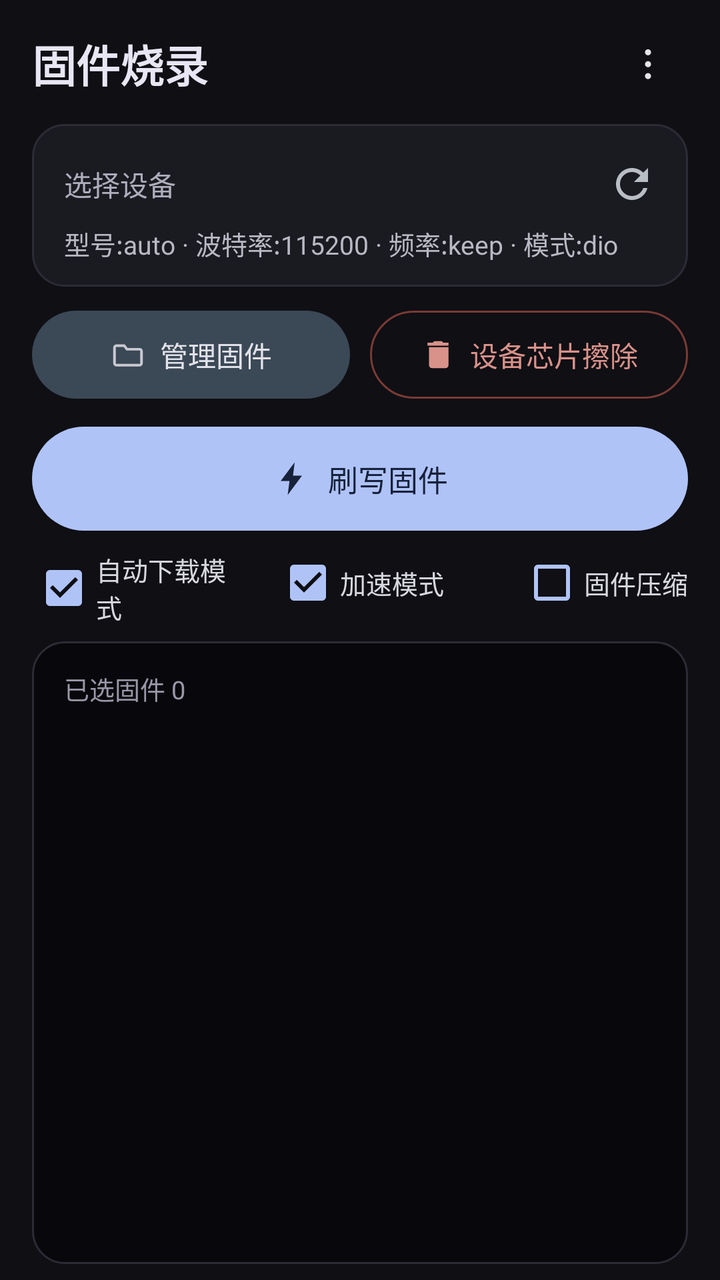
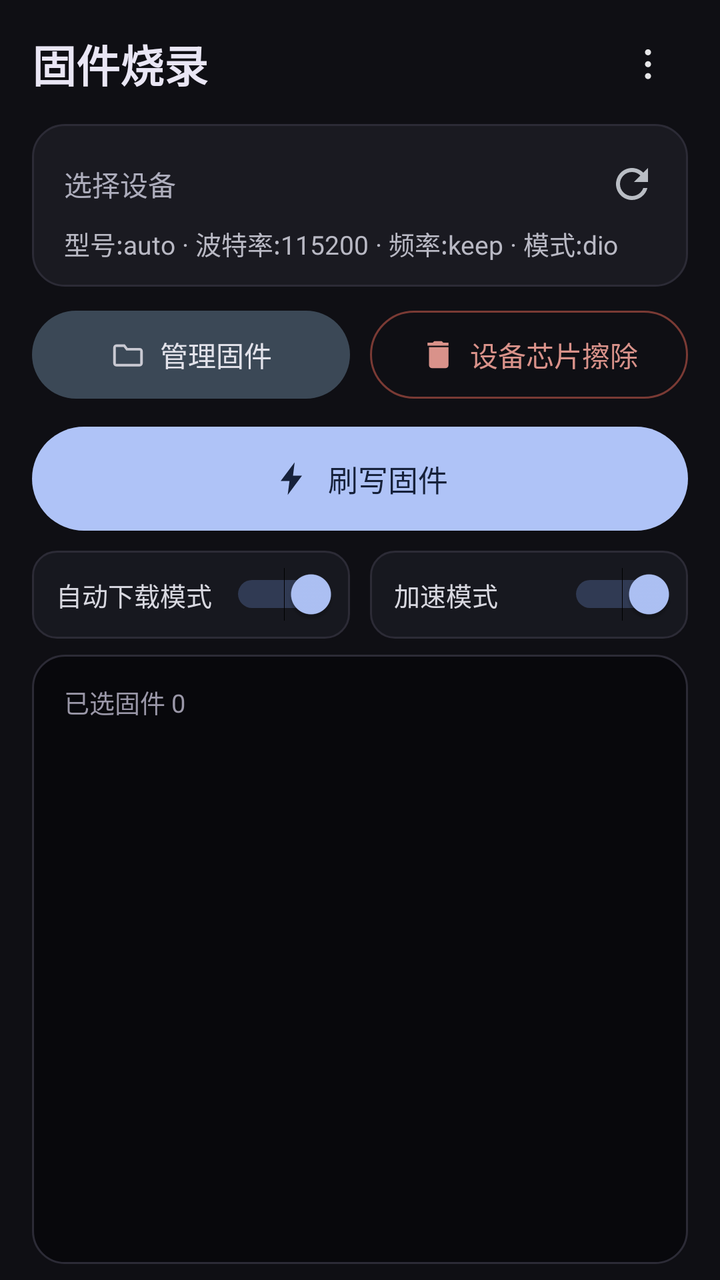

Before-and-after screenshots of an Android layout around one commit, followed by the original layout XML and the change that was made.
<!-- AndroidManifest.xml: application theme Theme.EspFlasher -->
<!-- res/layout/fragment_flash.xml -->
<?xml version="1.0" encoding="utf-8"?>
<LinearLayout xmlns:android="http://schemas.android.com/apk/res/android"
    android:layout_width="match_parent"
    android:layout_height="match_parent"
    android:background="#0F0F14"
    android:orientation="vertical"
    android:paddingStart="16dp"
    android:paddingTop="12dp"
    android:paddingEnd="16dp"
    android:paddingBottom="8dp">

    
    <LinearLayout
        android:layout_width="match_parent"
        android:layout_height="wrap_content"
        android:gravity="center_vertical"
        android:orientation="horizontal"
        android:paddingBottom="10dp">

        <TextView
            android:layout_width="0dp"
            android:layout_height="wrap_content"
            android:layout_weight="1"
            android:text="固件烧录"
            android:textColor="#E9E6F4"
            android:textSize="22sp"
            android:textStyle="bold" />

        <ImageButton
            android:id="@+id/moreButton"
            android:layout_width="40dp"
            android:layout_height="40dp"
            android:background="?attr/selectableItemBackgroundBorderless"
            android:contentDescription="更多"
            android:scaleType="centerInside"
            android:src="@drawable/ic_more" />
    </LinearLayout>

    
    <LinearLayout
        android:id="@+id/deviceCard"
        android:layout_width="match_parent"
        android:layout_height="wrap_content"
        android:background="@drawable/bg_card"
        android:clickable="true"
        android:focusable="true"
        android:orientation="vertical"
        android:paddingStart="16dp"
        android:paddingTop="12dp"
        android:paddingEnd="10dp"
        android:paddingBottom="12dp">

        <LinearLayout
            android:layout_width="match_parent"
            android:layout_height="wrap_content"
            android:gravity="center_vertical"
            android:orientation="horizontal">

            <TextView
                android:id="@+id/deviceLabel"
                android:layout_width="0dp"
                android:layout_height="wrap_content"
                android:layout_weight="1"
                android:ellipsize="middle"
                android:singleLine="true"
                android:text="选择设备"
                android:textColor="#ADADBC"
                android:textSize="14sp" />

            <ImageButton
                android:id="@+id/refreshDevices"
                android:layout_width="36dp"
                android:layout_height="36dp"
                android:background="?attr/selectableItemBackgroundBorderless"
                android:contentDescription="刷新设备"
                android:scaleType="centerInside"
                android:src="@drawable/ic_refresh" />
        </LinearLayout>

        <LinearLayout
            android:layout_width="match_parent"
            android:layout_height="wrap_content"
            android:layout_marginTop="2dp"
            android:gravity="center_vertical"
            android:orientation="horizontal">

            <TextView
                android:id="@+id/paramLine"
                android:layout_width="match_parent"
                android:layout_height="wrap_content"
                android:text="型号:auto · 波特率:115200 · 频率:keep · 模式:dio"
                android:textColor="#B9B9C4"
                android:textSize="13sp" />
        </LinearLayout>
    </LinearLayout>

    
    <LinearLayout
        android:id="@+id/actionRow"
        android:layout_width="match_parent"
        android:layout_height="wrap_content"
        android:layout_marginTop="12dp"
        android:orientation="horizontal">

        <LinearLayout
            android:id="@+id/btnManage"
            android:layout_width="0dp"
            android:layout_height="44dp"
            android:layout_weight="1"
            android:background="@drawable/bg_ghost_slate"
            android:clickable="true"
            android:focusable="true"
            android:gravity="center"
            android:orientation="horizontal">

            <ImageView
                android:layout_width="18dp"
                android:layout_height="18dp"
                android:contentDescription="管理"
                android:src="@drawable/ic_folder" />

            <TextView
                android:layout_width="wrap_content"
                android:layout_height="wrap_content"
                android:layout_marginStart="7dp"
                android:text="管理固件"
                android:textColor="#E2E2EA"
                android:textSize="14sp" />
        </LinearLayout>

        <LinearLayout
            android:id="@+id/btnErase"
            android:layout_width="0dp"
            android:layout_height="44dp"
            android:layout_marginStart="10dp"
            android:layout_weight="1"
            android:background="@drawable/bg_ghost_red"
            android:clickable="true"
            android:focusable="true"
            android:gravity="center"
            android:orientation="horizontal">

            <ImageView
                android:layout_width="18dp"
                android:layout_height="18dp"
                android:contentDescription="擦除"
                android:src="@drawable/ic_clear"
                android:tint="#D9928A" />

            <TextView
                android:layout_width="wrap_content"
                android:layout_height="wrap_content"
                android:layout_marginStart="7dp"
                android:text="设备芯片擦除"
                android:textColor="#D9928A"
                android:textSize="14sp" />
        </LinearLayout>
    </LinearLayout>

    
    <LinearLayout
        android:id="@+id/startButton"
        android:layout_width="match_parent"
        android:layout_height="52dp"
        android:layout_marginTop="14dp"
        android:background="@drawable/bg_primary_light_pill"
        android:gravity="center"
        android:orientation="horizontal">

        <ImageView
            android:layout_width="20dp"
            android:layout_height="20dp"
            android:contentDescription="烧录"
            android:src="@drawable/ic_bolt"
            android:tint="#16213A" />

        <TextView
            android:layout_width="wrap_content"
            android:layout_height="wrap_content"
            android:layout_marginStart="8dp"
            android:text="刷写固件"
            android:textColor="#16213A"
            android:textSize="15sp" />
    </LinearLayout>

    
    <LinearLayout
        android:layout_width="match_parent"
        android:layout_height="wrap_content"
        android:layout_marginTop="10dp"
        android:gravity="center_horizontal"
        android:orientation="horizontal">

        <LinearLayout
        android:id="@+id/switchRow"
            android:layout_width="0dp"
            android:layout_height="wrap_content"
            android:layout_weight="1"
            android:gravity="start|center_vertical"
            android:orientation="horizontal">

            <CheckBox
                android:id="@+id/cbAutoReset"
                android:layout_width="wrap_content"
                android:layout_height="wrap_content"
                android:buttonTint="#AFC3F7"
                android:checked="true"
                android:paddingStart="0dp"
                android:paddingEnd="0dp"
                android:minWidth="0dp"
                android:minHeight="0dp"
                android:text="自动下载模式"
                android:textColor="#D8D8E0"
                android:textSize="13sp" />
        </LinearLayout>

        <LinearLayout
            android:layout_width="0dp"
            android:layout_height="wrap_content"
            android:layout_weight="1"
            android:gravity="center"
            android:orientation="horizontal">

            <CheckBox
                android:id="@+id/cbHighSpeed"
                android:layout_width="wrap_content"
                android:layout_height="wrap_content"
                android:buttonTint="#AFC3F7"
                android:checked="true"
                android:paddingStart="0dp"
                android:paddingEnd="0dp"
                android:minWidth="0dp"
                android:minHeight="0dp"
                android:text="加速模式"
                android:textColor="#D8D8E0"
                android:textSize="13sp" />
        </LinearLayout>

        <LinearLayout
            android:layout_width="0dp"
            android:layout_height="wrap_content"
            android:layout_weight="1"
            android:gravity="end|center_vertical"
            android:orientation="horizontal">

            <CheckBox
                android:id="@+id/cbCompress"
                android:layout_width="wrap_content"
                android:layout_height="wrap_content"
                android:buttonTint="#AFC3F7"
                android:paddingStart="0dp"
                android:paddingEnd="0dp"
                android:minWidth="0dp"
                android:minHeight="0dp"
                android:text="固件压缩"
                android:textColor="#D8D8E0"
                android:textSize="13sp" />
        </LinearLayout>
    </LinearLayout>

    <LinearLayout
        android:id="@+id/progressWrap"
        android:layout_width="match_parent"
        android:layout_height="wrap_content"
        android:layout_marginTop="10dp"
        android:orientation="vertical"
        android:visibility="gone">

        <LinearLayout
            android:layout_width="match_parent"
            android:layout_height="wrap_content"
            android:orientation="horizontal">

            <TextView
                android:id="@+id/progressLabel"
                android:layout_width="0dp"
                android:layout_height="wrap_content"
                android:layout_weight="1"
                android:text="烧录固件…"
                android:textColor="#E4E4EC"
                android:textSize="13sp" />

            <TextView
                android:id="@+id/progressPct"
                android:layout_width="wrap_content"
                android:layout_height="wrap_content"
                android:visibility="gone"
                android:text="0%"
                android:textColor="#E4E4EC"
                android:textSize="13sp" />
        </LinearLayout>

        <FrameLayout
            android:layout_width="match_parent"
            android:layout_height="8dp"
            android:layout_marginTop="8dp">

            <View
                android:layout_width="match_parent"
                android:layout_height="8dp"
                android:background="@drawable/progress_track" />

            <com.espflash.burn.MarqueeBar
                android:id="@+id/progressIndet"
                android:layout_width="match_parent"
                android:layout_height="8dp" />

            <ProgressBar
                android:id="@+id/progressBar"
                style="?android:attr/progressBarStyleHorizontal"
                android:layout_width="match_parent"
                android:layout_height="8dp"
                android:max="100"
                android:progressDrawable="@drawable/progress_thin"
                android:visibility="gone" />
        </FrameLayout>
    </LinearLayout>

    
    <LinearLayout
        android:layout_width="match_parent"
        android:layout_height="0dp"
        android:layout_marginTop="8dp"
        android:layout_weight="1"
        android:background="@drawable/bg_log"
        android:orientation="vertical">

        <ScrollView
            android:id="@+id/logScroll"
            android:layout_width="match_parent"
            android:layout_height="match_parent"
            android:scrollbars="vertical">

            <LinearLayout
                android:layout_width="match_parent"
                android:layout_height="wrap_content"
                android:orientation="vertical">

                <TextView
                    android:id="@+id/fileSummary"
                    android:layout_width="match_parent"
                    android:layout_height="wrap_content"
                    android:paddingStart="16dp"
                    android:paddingTop="14dp"
                    android:paddingEnd="16dp"
                    android:text="已选固件 0"
                    android:textColor="#9A97A8"
                    android:textSize="12.5sp" />

                
                <LinearLayout
                    android:id="@+id/fileList"
                    android:layout_width="match_parent"
                    android:layout_height="wrap_content"
                    android:orientation="vertical"
                    android:paddingStart="16dp"
                    android:paddingTop="6dp"
                    android:paddingEnd="16dp" />

                
                <LinearLayout
                    android:id="@+id/infoPanel"
                    android:layout_width="match_parent"
                    android:layout_height="wrap_content"
                    android:orientation="vertical"
                    android:paddingStart="16dp"
                    android:paddingTop="10dp"
                    android:paddingEnd="16dp" />

                <TextView
                    android:id="@+id/logText"
                    android:layout_width="match_parent"
                    android:layout_height="wrap_content"
                    android:lineSpacingExtra="3dp"
                    android:paddingStart="16dp"
                    android:paddingTop="6dp"
                    android:paddingEnd="16dp"
                    android:paddingBottom="16dp"
                    android:textColor="#B9B9C4"
                    android:textIsSelectable="true"
                    android:textSize="13sp" />
            </LinearLayout>
        </ScrollView>
    </LinearLayout>
</LinearLayout>
<!-- resources referenced by this layout -->
<resources>
  <!-- drawable bg_card (drawable) -->
  <?xml version="1.0" encoding="utf-8"?>
  <shape xmlns:android="http://schemas.android.com/apk/res/android" android:shape="rectangle">
      <solid android:color="#1A1A21" />
      <corners android:radius="16dp" />
      <stroke android:width="1dp" android:color="#2C2B36" />
  </shape>
  <!-- drawable bg_ghost_red (drawable) -->
  <?xml version="1.0" encoding="utf-8"?>
  <shape xmlns:android="http://schemas.android.com/apk/res/android" android:shape="rectangle">
      <solid android:color="#00000000" />
      <corners android:radius="22dp" />
      <stroke android:width="1dp" android:color="#7A3A34" />
  </shape>
  <!-- drawable bg_ghost_slate (drawable) -->
  <?xml version="1.0" encoding="utf-8"?>
  <shape xmlns:android="http://schemas.android.com/apk/res/android" android:shape="rectangle">
      <solid android:color="#3B4856" />
      <corners android:radius="26dp" />
  </shape>
  <!-- drawable bg_log (drawable) -->
  <?xml version="1.0" encoding="utf-8"?>
  <shape xmlns:android="http://schemas.android.com/apk/res/android" android:shape="rectangle">
      <solid android:color="#08080C" />
      <corners android:radius="16dp" />
      <stroke android:width="1dp" android:color="#2C2B36" />
  </shape>
  <!-- drawable bg_primary_light_pill (drawable) -->
  <?xml version="1.0" encoding="utf-8"?>
  <shape xmlns:android="http://schemas.android.com/apk/res/android" android:shape="rectangle">
      <solid android:color="#AFC3F7" />
      <corners android:radius="26dp" />
  </shape>
  <!-- drawable ic_bolt (drawable) -->
  <?xml version="1.0" encoding="utf-8"?>
  <vector xmlns:android="http://schemas.android.com/apk/res/android"
      android:width="24dp" android:height="24dp" android:viewportWidth="24" android:viewportHeight="24">
      <path android:fillColor="#FFFFFF"
          android:pathData="M13.6,2.2L5.2,13.4h5.3l-1.1,8.4l8.6,-11.6h-5.4z" />
  </vector>
  <!-- drawable ic_clear (drawable) -->
  <?xml version="1.0" encoding="utf-8"?>
  <vector xmlns:android="http://schemas.android.com/apk/res/android"
      android:width="24dp" android:height="24dp" android:viewportWidth="24" android:viewportHeight="24">
      <path android:fillColor="#E6E6E8" android:pathData="M6,19c0,1.1 0.9,2 2,2h9c1.1,0 2,-0.9 2,-2V7H6v12zM19,4h-3.5l-1,-1h-5l-1,1H5v2h14V4z" />
  </vector>
  <!-- drawable ic_folder (drawable) -->
  <vector xmlns:android="http://schemas.android.com/apk/res/android" android:width="24dp" android:height="24dp" android:viewportWidth="24" android:viewportHeight="24">
      <path android:fillColor="#00000000" android:strokeColor="#C9C9D2" android:strokeWidth="1.7" android:pathData="M3,7.2 A1.2,1.2 0 0,1 4.2,6 H9.5 L11.3,8.4 H19.8 A1.2,1.2 0 0,1 21,9.6 V17.8 A1.2,1.2 0 0,1 19.8,19 H4.2 A1.2,1.2 0 0,1 3,17.8 Z" />
  </vector>
  <!-- drawable ic_more (drawable) -->
  <?xml version="1.0" encoding="utf-8"?>
  <vector xmlns:android="http://schemas.android.com/apk/res/android"
      android:width="22.8dp" android:height="22.8dp" android:viewportWidth="24" android:viewportHeight="24">
      <path android:fillColor="#E6E6E8" android:pathData="M12,4.2a1.6,1.6 0 1,0 0.01,0" />
      <path android:fillColor="#E6E6E8" android:pathData="M12,10.5a1.6,1.6 0 1,0 0.01,0" />
      <path android:fillColor="#E6E6E8" android:pathData="M12,16.8a1.6,1.6 0 1,0 0.01,0" />
  </vector>
  <!-- drawable progress_track (drawable) -->
  <?xml version="1.0" encoding="utf-8"?>
  <shape xmlns:android="http://schemas.android.com/apk/res/android"
      android:shape="rectangle">
      <solid android:color="#2A2A33" />
      <corners android:radius="4dp" />
  </shape>
  <!-- unchanged entries left out for length: 3 -->
</resources>

<!-- the commit's change to res/layout/fragment_flash.xml (unified diff, before → after) -->
@@ -188,73 +188,75 @@
         android:layout_width="match_parent"
         android:layout_height="wrap_content"
         android:layout_marginTop="10dp"
-        android:gravity="center_horizontal"
         android:orientation="horizontal">
 
         <LinearLayout
-        android:id="@+id/switchRow"
+            android:id="@+id/switchRow"
             android:layout_width="0dp"
-            android:layout_height="wrap_content"
+            android:layout_height="44dp"
             android:layout_weight="1"
-            android:gravity="start|center_vertical"
-            android:orientation="horizontal">
-
-            <CheckBox
-                android:id="@+id/cbAutoReset"
-                android:layout_width="wrap_content"
-                android:layout_height="wrap_content"
-                android:buttonTint="#AFC3F7"
-                android:checked="true"
-                android:paddingStart="0dp"
-                android:paddingEnd="0dp"
-                android:minWidth="0dp"
-                android:minHeight="0dp"
+            android:layout_marginEnd="5dp"
+            android:background="@drawable/bg_switch_chip"
+            android:gravity="center_vertical"
+            android:orientation="horizontal"
+            android:paddingStart="12dp"
+            android:paddingEnd="6dp">
+
+            <TextView
+                android:layout_width="0dp"
+                android:layout_height="wrap_content"
+                android:layout_weight="1"
                 android:text="自动下载模式"
                 android:textColor="#D8D8E0"
                 android:textSize="13sp" />
-        </LinearLayout>
-
-        <LinearLayout
-            android:layout_width="0dp"
-            android:layout_height="wrap_content"
-            android:layout_weight="1"
-            android:gravity="center"
-            android:orientation="horizontal">
-
-            <CheckBox
-                android:id="@+id/cbHighSpeed"
+
+            <Switch
+                android:id="@+id/cbAutoReset"
                 android:layout_width="wrap_content"
                 android:layout_height="wrap_content"
-                android:buttonTint="#AFC3F7"
                 android:checked="true"
+                android:minWidth="0dp"
+                android:minHeight="0dp"
                 android:paddingStart="0dp"
                 android:paddingEnd="0dp"
-                android:minWidth="0dp"
-                android:minHeight="0dp"
+                android:showText="false"
+                android:switchMinWidth="40dp"
+                android:thumbTint="@color/switch_thumb"
+                android:trackTint="@color/switch_track" />
+        </LinearLayout>
+
+        <LinearLayout
+            android:layout_width="0dp"
+            android:layout_height="44dp"
+            android:layout_weight="1"
+            android:layout_marginStart="5dp"
+            android:background="@drawable/bg_switch_chip"
+            android:gravity="center_vertical"
+            android:orientation="horizontal"
+            android:paddingStart="12dp"
+            android:paddingEnd="6dp">
+
+            <TextView
+                android:layout_width="0dp"
+                android:layout_height="wrap_content"
+                android:layout_weight="1"
                 android:text="加速模式"
                 android:textColor="#D8D8E0"
                 android:textSize="13sp" />
-        </LinearLayout>
-
-        <LinearLayout
-            android:layout_width="0dp"
-            android:layout_height="wrap_content"
-            android:layout_weight="1"
-            android:gravity="end|center_vertical"
-            android:orientation="horizontal">
-
-            <CheckBox
-                android:id="@+id/cbCompress"
+
+            <Switch
+                android:id="@+id/cbHighSpeed"
                 android:layout_width="wrap_content"
                 android:layout_height="wrap_content"
-                android:buttonTint="#AFC3F7"
+                android:checked="true"
+                android:minWidth="0dp"
+                android:minHeight="0dp"
                 android:paddingStart="0dp"
                 android:paddingEnd="0dp"
-                android:minWidth="0dp"
-                android:minHeight="0dp"
-                android:text="固件压缩"
-                android:textColor="#D8D8E0"
-                android:textSize="13sp" />
+                android:showText="false"
+                android:switchMinWidth="40dp"
+                android:thumbTint="@color/switch_thumb"
+                android:trackTint="@color/switch_track" />
         </LinearLayout>
     </LinearLayout>
 
@@ -375,10 +377,24 @@
                     android:paddingStart="16dp"
                     android:paddingTop="6dp"
                     android:paddingEnd="16dp"
-                    android:paddingBottom="16dp"
+                    android:paddingBottom="4dp"
                     android:textColor="#B9B9C4"
                     android:textIsSelectable="true"
                     android:textSize="13sp" />
+
+                
+                <TextView
+                    android:id="@+id/logLive"
+                    android:layout_width="match_parent"
+                    android:layout_height="wrap_content"
+                    android:lineSpacingExtra="3dp"
+                    android:paddingStart="16dp"
+                    android:paddingTop="0dp"
+                    android:paddingEnd="16dp"
+                    android:paddingBottom="16dp"
+                    android:textColor="#B9B9C4"
+                    android:textSize="13sp"
+                    android:visibility="gone" />
             </LinearLayout>
         </ScrollView>
     </LinearLayout>
<!-- resource entries referenced after the edit -->
@@ -32,6 +32,13 @@
   <shape xmlns:android="http://schemas.android.com/apk/res/android" android:shape="rectangle">
       <solid android:color="#AFC3F7" />
       <corners android:radius="26dp" />
+  </shape>
+  <!-- drawable bg_switch_chip (drawable) -->
+  <?xml version="1.0" encoding="utf-8"?>
+  <shape xmlns:android="http://schemas.android.com/apk/res/android" android:shape="rectangle">
+      <solid android:color="#17181F" />
+      <corners android:radius="12dp" />
+      <stroke android:width="1dp" android:color="#2C2B36" />
   </shape>
   <!-- drawable ic_bolt (drawable) -->
   <?xml version="1.0" encoding="utf-8"?>
